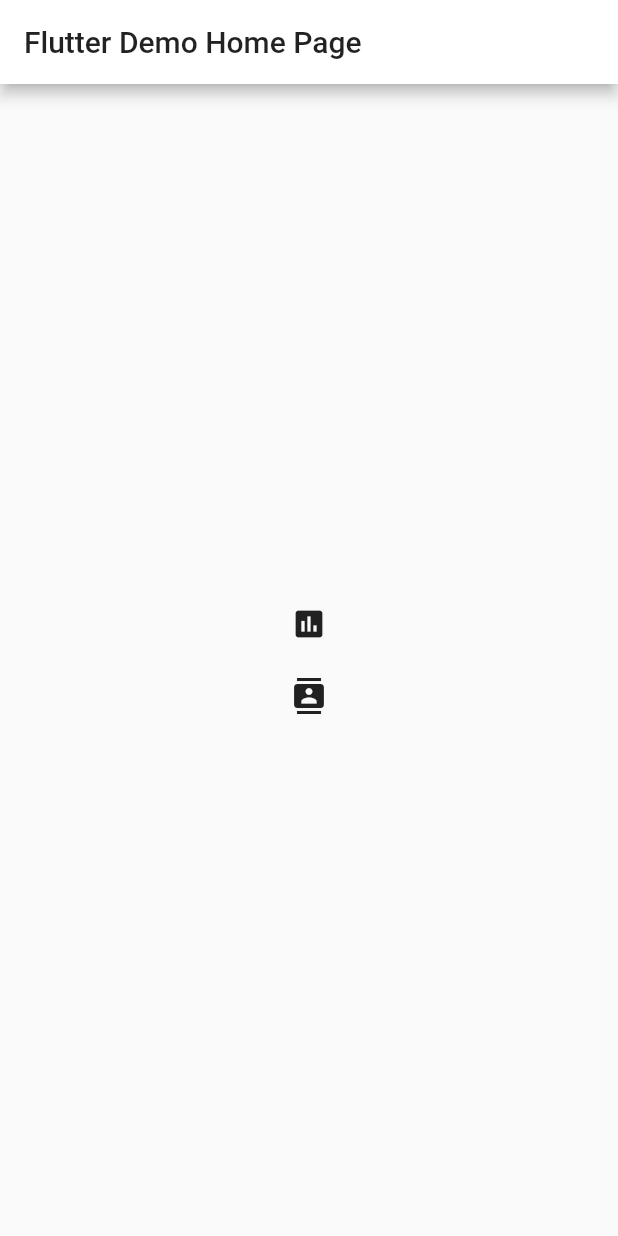
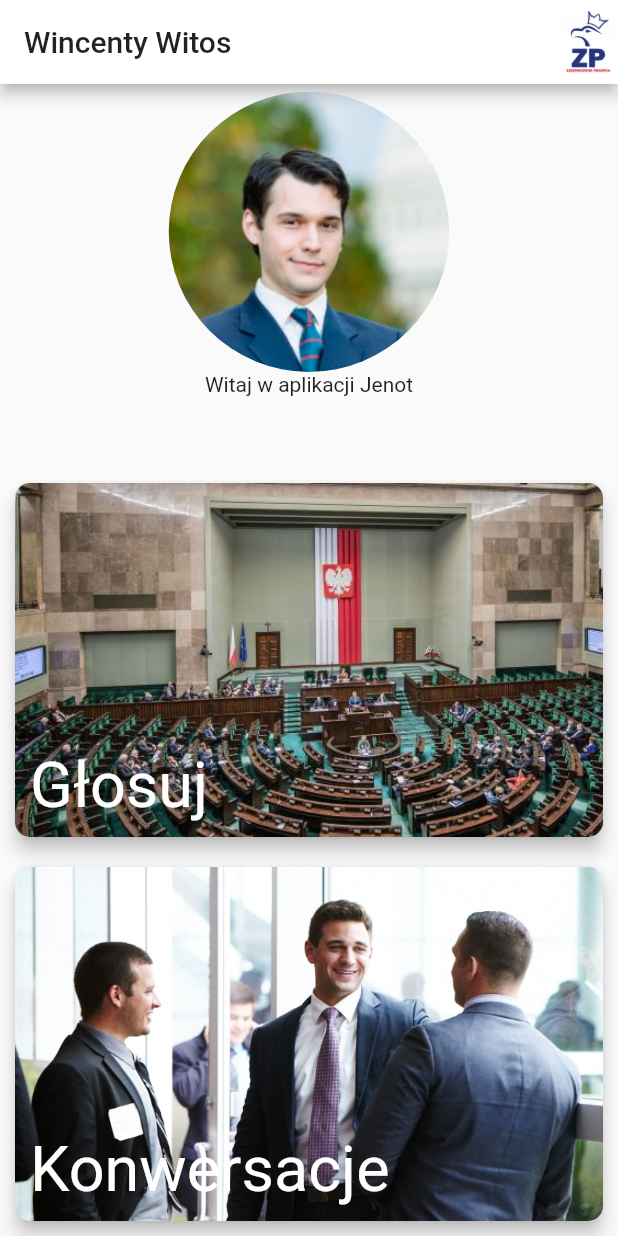
Before and after one commit to krynju/jenot, a Flutter app: the MyHomePage screen opened directly, on a phone screen of 412 x 824 dp. Run offline on Flutter 3.47's test engine with Material 2 defaults, Android fonts, the phone set to English and light mode, and no system bars; Roboto replaces fonts that are missing (Georgia).

Commit message:
add homepage

```diff
--- a/lib/main.dart
+++ b/lib/main.dart
@@ -3,9 +3,9 @@ import 'pin.dart';
 import 'chat.dart';
 import 'vote.dart';
 import 'contacts.dart';
+import 'strings.dart';
 
 void main() => runApp(MyApp());
-
 
 class MyApp extends StatelessWidget {
   // This widget is the root of your application.
@@ -14,22 +14,21 @@ class MyApp extends StatelessWidget {
     return MaterialApp(
         title: 'Jenot',
         theme: ThemeData(
+            fontFamily: 'Georgia',
             primaryColor: Colors.white,
-
             brightness: Brightness.light,
-        accentColor: Colors.lightBlue[50]
-      ),
+            accentColor: Colors.lightBlue[50]),
         home: PinWidget(
           correct_pin: '6969',
           proceed_to: MyHomePage(title: 'Flutter Demo Home Page'),
-      )
-    );
+        ));
   }
 }
 
 class MyHomePage extends StatefulWidget {
   MyHomePage({Key key, this.title}) : super(key: key);
   final String title;
+
   @override
   _MyHomePageState createState() => _MyHomePageState();
 }
@@ -37,20 +36,81 @@ class MyHomePage extends StatefulWidget {
 class _MyHomePageState extends State<MyHomePage> {
   @override
   Widget build(BuildContext context) {
+    final partyIndex = names.indexOf(mainUserName) % 4;
+
     return Scaffold(
       appBar: AppBar(
-
-        title: Text(widget.title),
+        title: Text(mainUserName, textAlign: TextAlign.center,),
+        actions: <Widget>[
+          new Image(image: AssetImage(partiesAssets[partyIndex]),
+              fit: BoxFit.fitWidth,
+              width: 40),
+        ],
       ),
       body: Center(
         child: Column(
+          mainAxisAlignment: MainAxisAlignment.spaceAround,
+          children: <Widget>[
+            Expanded(
+              child: Container(
+                  child: Column(
+                    children: <Widget>[
+//                  Expanded(flex: 3,child: Container(child: Image(image: AssetImage('images/profile.png'),,),)),
+                      Expanded(
+                          flex: 3,
+                          child: AspectRatio(
+                            aspectRatio: 1.0,
+                            child: Container(
+                              margin: EdgeInsets.only(top: 5),
+                              decoration: BoxDecoration(
+                                  shape: BoxShape.circle,
+                                  image: DecorationImage(
+                                    fit: BoxFit.cover,
+                                    image: AssetImage('images/profile.png'),)),
+                            ),
+                          )
+                      ),
+                      Expanded(flex: 1, child: Text('Witaj w aplikacji Jenot')),
+                    ],
+                  )),
+            ),
+            _buildCard('images/sejm.jpg', "Głosuj", () => openVote),
+            _buildCard('images/talking.jpg', "Konwersacje", () => openContacts)
+          ],
+        ),
+      ),
+    );
+  }
 
-          mainAxisAlignment: MainAxisAlignment.center,
+  Widget _buildCard(String imagePath, String title, Function() open) {
+    return Expanded(
+      child: InkWell(
+        onTap: open(),
+        child: Card(
+          semanticContainer: true,
+          clipBehavior: Clip.antiAliasWithSaveLayer,
+          child: Stack(
             children: <Widget>[
-
-            IconButton(icon: Icon(Icons.assessment), onPressed: openVote),
-            IconButton(icon: Icon(Icons.contacts), onPressed: openContacts),
+              Container(
+                decoration: BoxDecoration(
+                    image: DecorationImage(
+                        image: AssetImage(imagePath), fit: BoxFit.cover)),
+              ),
+              Container(
+                  padding: EdgeInsets.all(10),
+                  alignment: Alignment.bottomLeft,
+                  child: Text(
+                    title,
+                    style: TextStyle(color: Colors.white),
+                    textScaleFactor: 3.0,
+                  ))
             ],
+          ),
+          shape: RoundedRectangleBorder(
+            borderRadius: BorderRadius.circular(10.0),
+          ),
+          elevation: 5,
+          margin: EdgeInsets.all(10),
         ),
       ),
     );
@@ -62,6 +122,7 @@ class _MyHomePageState extends State<MyHomePage> {
       return ChatScreen();
     }));
   }
+
   void openContacts() {
     Navigator.of(context)
         .push(MaterialPageRoute(builder: (BuildContext context) {
```
Also changed, not shown: pubspec.yaml (+2 -6 lines), images/profile.png (added), images/sejm.jpg (added), images/talking.jpg (added). Lines whose indentation alone changed are shown as unchanged.
